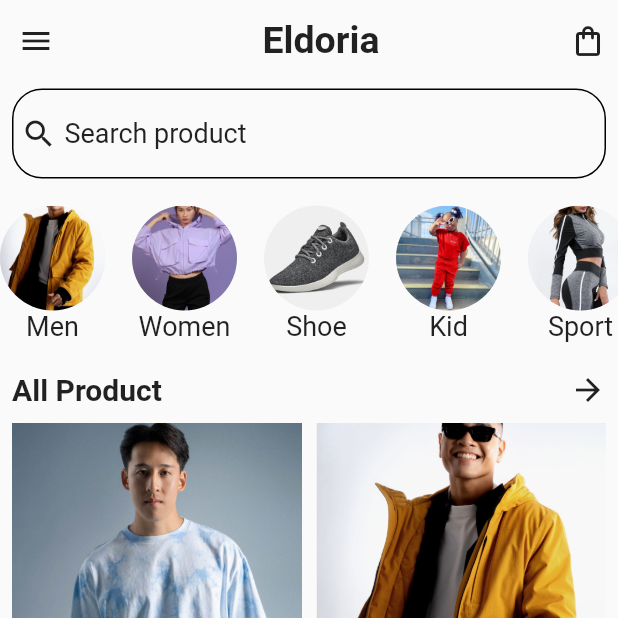
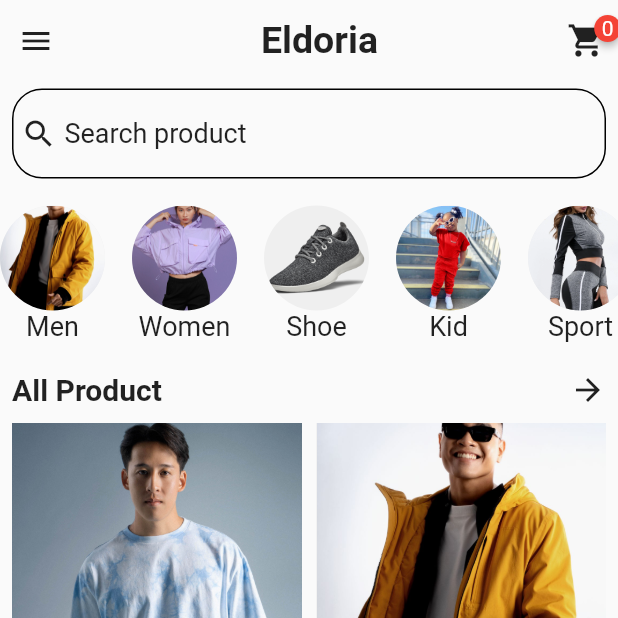
Before and after one commit to luonverak/Flutter-State-Management-7-8, a Flutter app: the screen it shows after launch, on a phone screen of 412 x 824 dp, the top half of it. Run offline on Flutter 3.47's test engine with Material 2 defaults, Android fonts, the phone set to English and light mode, and no system bars; drawn by our look-alikes of badges, sliding_clipped_nav_bar; our stand-ins replace flutter_slidable, get, readmore.

Commit message:
code commit

```diff
--- a/lib/model/product_model.dart
+++ b/lib/model/product_model.dart
@@ -1,3 +1,5 @@
+import 'package:get/get.dart';
+
 import 'category_model.dart';
 
 class ProductModel {
@@ -5,10 +7,10 @@
   final String name;
   final double price;
   final String image;
-  late bool favorite;
+  late RxBool favorite;
   final String description;
   final List<String> size;
-  late int counter;
+  late RxInt counter;
   late String? date;
   final int fId;
 
@@ -32,11 +34,11 @@
     name: 'Cotton Sweatshirt',
     price: 20,
     image: 'asset/image/Loose-Fit-T-Shirt (3).jpg',
-    favorite: false,
+    favorite: false.obs,
     description:
         'DESIGNED BY MR PORTER. A crew-neck T-shirt is the foundation for building so many outfits around, which is why it\'s always useful to have a few on hand. Our black Mr P. one has a regular fit that feels comfortable whether it\'s worn alone or layered. The cotton-jersey fabric is silicone-washed for a soft handle.',
     size: ['S', 'X', 'XL', 'XXL'],
-    counter: 1,
+    counter: 1.obs,
     date: 'New',
     fId: listCategory[0].id,
   ),
@@ -45,11 +47,11 @@
     name: 'Baggy Sweatshirt',
     price: 15,
     image: 'asset/image/Hoodie-Jacket (1).jpg',
-    favorite: false,
+    favorite: false.obs,
     description:
         'DESIGNED BY MR PORTER. A crew-neck T-shirt is the foundation for building so many outfits around, which is why it\'s always useful to have a few on hand. Our black Mr P. one has a regular fit that feels comfortable whether it\'s worn alone or layered. The cotton-jersey fabric is silicone-washed for a soft handle.',
     size: ['S', 'X', 'XL', 'XXL'],
-    counter: 1,
+    counter: 1.obs,
     date: 'New',
     fId: listCategory[0].id,
   ),
@@ -58,11 +60,11 @@
     name: 'Baggy Sweatshirt',
     price: 10,
     image: 'asset/image/T-SHIRT (3).jpg',
-    favorite: false,
+    favorite: false.obs,
     description:
         'DESIGNED BY MR PORTER. A crew-neck T-shirt is the foundation for building so many outfits around, which is why it\'s always useful to have a few on hand. Our black Mr P. one has a regular fit that feels comfortable whether it\'s worn alone or layered. The cotton-jersey fabric is silicone-washed for a soft handle.',
     size: ['S', 'X', 'XL', 'XXL'],
-    counter: 1,
+    counter: 1.obs,
     fId: listCategory[1].id,
   ),
   ProductModel(
@@ -70,11 +72,11 @@
     name: 'Baggy Sweatshirt',
     price: 20,
     image: 'asset/image/Windbeaker-With-Hood (2).jpg',
-    favorite: false,
+    favorite: false.obs,
     description:
         'DESIGNED BY MR PORTER. A crew-neck T-shirt is the foundation for building so many outfits around, which is why it\'s always useful to have a few on hand. Our black Mr P. one has a regular fit that feels comfortable whether it\'s worn alone or layered. The cotton-jersey fabric is silicone-washed for a soft handle.',
     size: ['S', 'X', 'XL', 'XXL'],
-    counter: 1,
+    counter: 1.obs,
     fId: listCategory[1].id,
   ),
   ProductModel(
@@ -82,11 +84,11 @@
     name: 'Baggy Sweatshirt',
     price: 20,
     image: 'asset/image/T-SHIRTS (7).jpg',
-    favorite: false,
+    favorite: false.obs,
     description:
         'DESIGNED BY MR PORTER. A crew-neck T-shirt is the foundation for building so many outfits around, which is why it\'s always useful to have a few on hand. Our black Mr P. one has a regular fit that feels comfortable whether it\'s worn alone or layered. The cotton-jersey fabric is silicone-washed for a soft handle.',
     size: ['S', 'X', 'XL', 'XXL'],
-    counter: 1,
+    counter: 1.obs,
     fId: listCategory[0].id,
   ),
   ProductModel(
@@ -94,11 +96,11 @@
     name: 'Cloud X3',
     price: 10,
     image: 'asset/image/shoe1.webp',
-    favorite: false,
+    favorite: false.obs,
     description:
         'DESIGNED BY MR PORTER. A crew-neck T-shirt is the foundation for building so many outfits around, which is why it\'s always useful to have a few on hand. Our black Mr P. one has a regular fit that feels comfortable whether it\'s worn alone or layered. The cotton-jersey fabric is silicone-washed for a soft handle.',
     size: ['S', 'X', 'XL', 'XXL'],
-    counter: 1,
+    counter: 1.obs,
     fId: listCategory[2].id,
   ),
   ProductModel(
@@ -106,11 +108,11 @@
     name: 'Cloud X3',
     price: 10,
     image: 'asset/image/shoe7.png',
-    favorite: false,
+    favorite: false.obs,
     description:
         'DESIGNED BY MR PORTER. A crew-neck T-shirt is the foundation for building so many outfits around, which is why it\'s always useful to have a few on hand. Our black Mr P. one has a regular fit that feels comfortable whether it\'s worn alone or layered. The cotton-jersey fabric is silicone-washed for a soft handle.',
     size: ['S', 'X', 'XL', 'XXL'],
-    counter: 1,
+    counter: 1.obs,
     fId: listCategory[2].id,
   )
 ];
--- a/lib/view/home_screen.dart
+++ b/lib/view/home_screen.dart
@@ -5,6 +5,7 @@
 import '../widget/category_item.dart';
 import '../widget/header_app.dart';
 import '../widget/product_item.dart';
+import '../widget/search_style.dart';
 
 class HomeScreen extends StatelessWidget {
   const HomeScreen({super.key});
@@ -16,38 +17,8 @@
       body: SafeArea(
         child: ListView(
           children: [
-            const HeaderApp(),
-            Padding(
-              padding: const EdgeInsets.all(8.0),
-              child: GestureDetector(
-                onTap: () {},
-                child: Container(
-                  width: double.infinity,
-                  height: 60,
-                  decoration: BoxDecoration(
-                    borderRadius: BorderRadius.circular(20),
-                    border: Border.all(width: 1, color: Colors.black),
-                  ),
-                  child: const Row(
-                    children: [
-                      SizedBox(
-                        width: 5,
-                      ),
-                      Icon(Icons.search),
-                      SizedBox(
-                        width: 5,
-                      ),
-                      Text(
-                        'Search product',
-                        style: TextStyle(
-                          fontSize: 18,
-                        ),
-                      ),
-                    ],
-                  ),
-                ),
-              ),
-            ),
+            HeaderApp(),
+            searchStyle(),
             SingleChildScrollView(
               scrollDirection: Axis.horizontal,
               child: Row(
--- a/lib/widget/header_app.dart
+++ b/lib/widget/header_app.dart
@@ -1,12 +1,15 @@
 import 'package:flutter/material.dart';
+import 'package:badges/badges.dart' as badges;
+import 'package:get/get.dart';
+import 'package:stat_management/controller/product_cotroller.dart';
+import 'package:stat_management/view/cart_screen.dart';
 
 class HeaderApp extends StatelessWidget {
-  const HeaderApp({super.key});
-
+  HeaderApp({super.key});
+  final controller = Get.put(ProductController());
   @override
   Widget build(BuildContext context) {
     return Padding(
-
       padding: const EdgeInsets.only(left: 0, right: 8, top: 3),
       child: Row(
         mainAxisAlignment: MainAxisAlignment.spaceBetween,
@@ -23,7 +26,23 @@
               fontWeight: FontWeight.bold,
             ),
           ),
-          const Icon(Icons.shopping_bag_outlined),
+          GestureDetector(
+            onTap: () => Get.to(CartScreen()),
+            child: badges.Badge(
+              badgeContent: Obx(
+                () => Text(
+                  '${controller.cartList.length}',
+                  style: const TextStyle(
+                    color: Colors.white,
+                  ),
+                ),
+              ),
+              child: const Icon(
+                Icons.shopping_cart,
+                size: 26,
+              ),
+            ),
+          ),
         ],
       ),
     );
--- /dev/null
+++ b/lib/widget/search_style.dart
@@ -0,0 +1,35 @@
+import 'package:flutter/material.dart';
+
+Widget searchStyle() {
+  return Padding(
+    padding: const EdgeInsets.all(8.0),
+    child: GestureDetector(
+      onTap: () {},
+      child: Container(
+        width: double.infinity,
+        height: 60,
+        decoration: BoxDecoration(
+          borderRadius: BorderRadius.circular(20),
+          border: Border.all(width: 1, color: Colors.black),
+        ),
+        child: const Row(
+          children: [
+            SizedBox(
+              width: 5,
+            ),
+            Icon(Icons.search),
+            SizedBox(
+              width: 5,
+            ),
+            Text(
+              'Search product',
+              style: TextStyle(
+                fontSize: 18,
+              ),
+            ),
+          ],
+        ),
+      ),
+    ),
+  );
+}
--- a/pubspec.yaml
+++ b/pubspec.yaml
@@ -38,6 +38,8 @@
   get: ^4.6.5
   readmore: ^2.2.0
   sliding_clipped_nav_bar: ^3.1.0+4
+  badges: ^3.1.2
+  flutter_slidable: ^3.0.1
 
 dev_dependencies:
   flutter_test:
```
Also changed, not shown: lib/controller/product_cotroller.dart (added, +26 -0 lines), lib/view/cart_screen.dart (added, +47 -0 lines), lib/view/detail_screen.dart (+29 -43 lines), lib/widget/cart_item.dart (added, +92 -0 lines), lib/widget/product_item.dart (+6 -10 lines), pubspec.lock.
